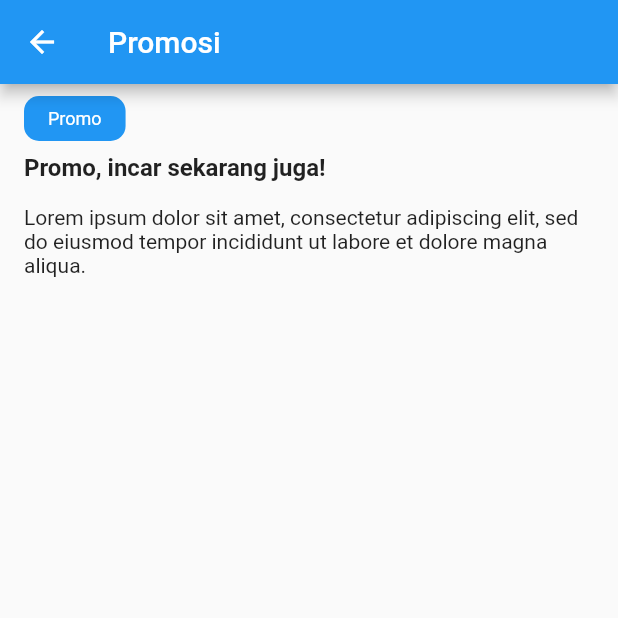
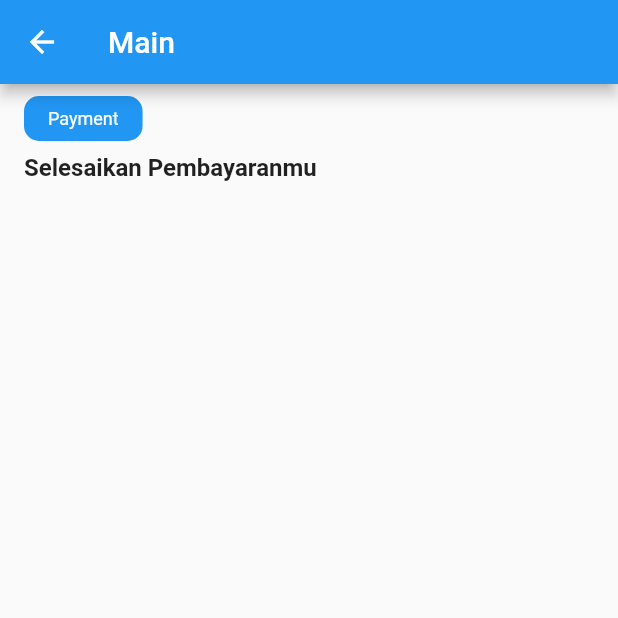
Before and after one commit to yuudinwah/ppob_app, a Flutter app: the NotificationScreen screen opened directly, after a tap on "Selesaikan Pembayaranmu", on a phone screen of 412 x 824 dp, the top half of it. Run offline on Flutter 3.47's test engine with Material 2 defaults, Android fonts, the phone set to English and light mode, and no system bars; our stand-ins replace carousel_slider.

Commit message:
[Dummy] Ketinggalan :p

```diff
--- a/lib/screens/notification_screen/notification_detail_screen.dart
+++ b/lib/screens/notification_screen/notification_detail_screen.dart
@@ -1,20 +1,21 @@
 import 'package:flutter/material.dart';
 
 class NotificationDetailScreen extends StatefulWidget {
-  const NotificationDetailScreen({super.key});
+  final Map<String, dynamic> notification;
+  const NotificationDetailScreen({super.key, required this.notification});
 
   @override
   State<NotificationDetailScreen> createState() =>
       _NotificationDetailScreenState();
 }
 
-class _NotificationDetailScreenState
-    extends State<NotificationDetailScreen> {
+class _NotificationDetailScreenState extends State<NotificationDetailScreen> {
+  Map<String, dynamic> get notification => widget.notification;
   @override
   Widget build(BuildContext context) {
     return Scaffold(
       appBar: AppBar(
-        title: const Text('Promosi'),
+        title: Text(notification['type']),
       ),
       body: SingleChildScrollView(
         child: Column(
@@ -35,9 +36,9 @@ class _NotificationDetailScreenState
                 color: Colors.blue,
                 borderRadius: BorderRadius.circular(10),
               ),
-              child: const Text(
-                "Promo",
-                style: TextStyle(
+              child: Text(
+                notification['category'],
+                style: const TextStyle(
                   color: Colors.white,
                   fontSize: 12,
                 ),
@@ -50,9 +51,9 @@ class _NotificationDetailScreenState
               padding: const EdgeInsets.symmetric(
                 horizontal: 16,
               ),
-              child: const Text(
-                'Promo, incar sekarang juga!',
-                style: TextStyle(
+              child: Text(
+                notification['title'],
+                style: const TextStyle(
                   fontWeight: FontWeight.bold,
                   fontSize: 16,
                 ),
@@ -65,8 +66,9 @@ class _NotificationDetailScreenState
               margin: const EdgeInsets.symmetric(
                 horizontal: 16,
               ),
-              child: const Text(
-                  'Lorem ipsum dolor sit amet, consectetur adipiscing elit, sed do eiusmod tempor incididunt ut labore et dolore magna aliqua.'),
+              child: Text(
+                notification['body'] ?? "",
+              ),
             ),
           ],
         ),
--- a/lib/screens/notification_screen/notification_screen.dart
+++ b/lib/screens/notification_screen/notification_screen.dart
@@ -58,8 +58,9 @@ class _NotificationScreenState extends State<NotificationScreen> {
                                   Navigator.push(
                                     context,
                                     MaterialPageRoute(
-                                      builder: (_) =>
-                                          const NotificationDetailScreen(),
+                                      builder: (_) => NotificationDetailScreen(
+                                        notification: notification,
+                                      ),
                                     ),
                                   );
                                 },
@@ -175,7 +176,9 @@ class _NotificationScreenState extends State<NotificationScreen> {
                                                         Container(
                                                           height: 40,
                                                           width: 40,
-                                                          padding: const EdgeInsets.all(4),
+                                                          padding:
+                                                              const EdgeInsets
+                                                                  .all(4),
                                                           child: Image.asset(
                                                               notification[
                                                                           'detail']
@@ -191,15 +194,8 @@ class _NotificationScreenState extends State<NotificationScreen> {
                                                             children: [
                                                               SizedBox(
                                                                 width: width,
-                                                                child: Text('${notification[
-                                                                            'detail']
-                                                                        [
-                                                                        'product']
-                                                                    ['operator']} ${notification[
-                                                                            'detail']
-                                                                        [
-                                                                        'product']
-                                                                    ['name']}'),
+                                                                child: Text(
+                                                                    '${notification['detail']['product']['operator']} ${notification['detail']['product']['name']}'),
                                                               ),
                                                             ],
                                                           ),
@@ -382,8 +378,9 @@ class _NotificationScreenState extends State<NotificationScreen> {
                                   Navigator.push(
                                     context,
                                     MaterialPageRoute(
-                                      builder: (_) =>
-                                          const NotificationDetailScreen(),
+                                      builder: (_) => NotificationDetailScreen(
+                                        notification: notification,
+                                      ),
                                     ),
                                   );
                                 },
```
